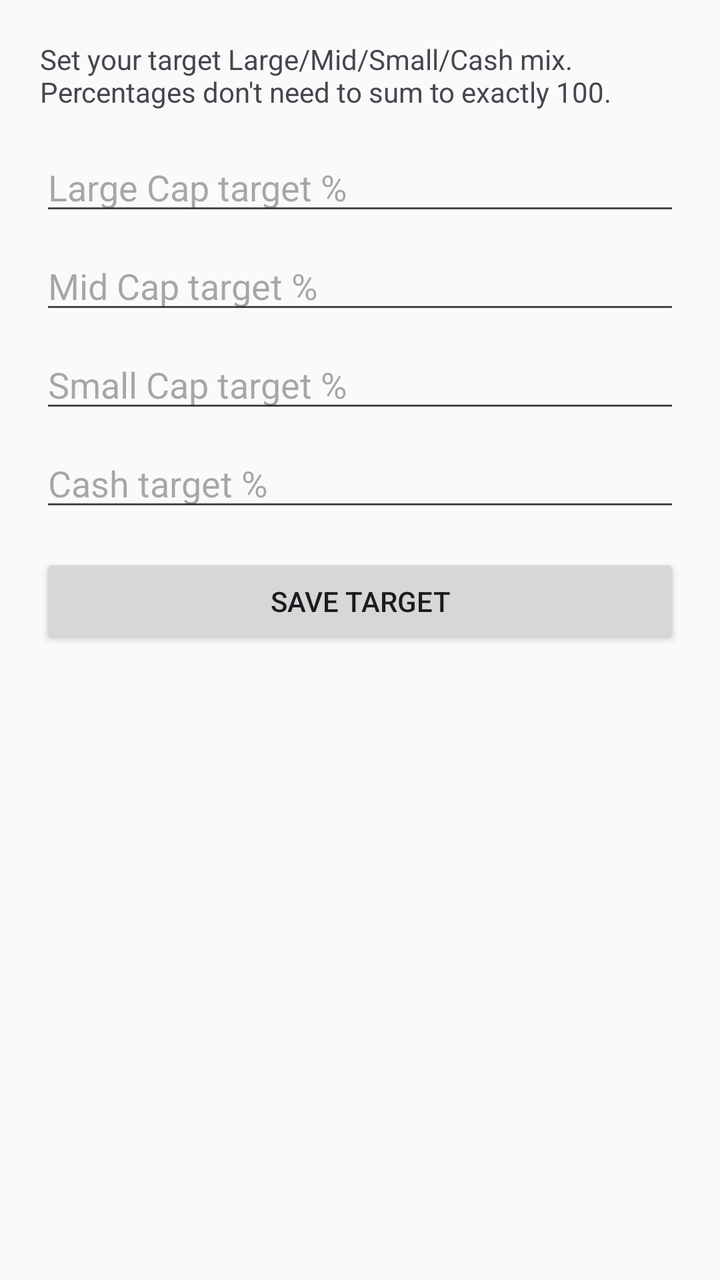
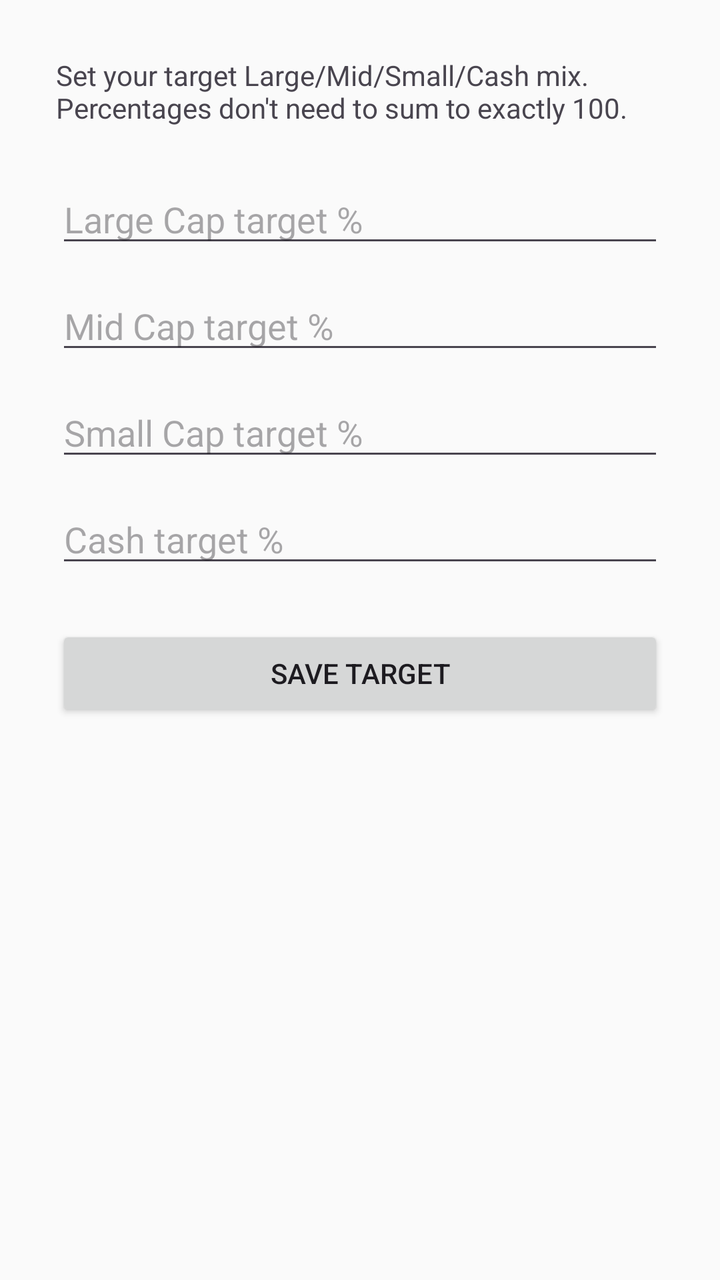

An Android layout rendered at two revisions. The XML below is the earlier revision; the diff shows what the commit changed to produce the second picture.
<!-- AndroidManifest.xml: application theme Theme.PersonalPortfolio -->
<!-- res/layout/activity_target_allocation.xml -->
<?xml version="1.0" encoding="utf-8"?>
<LinearLayout xmlns:android="http://schemas.android.com/apk/res/android"
    android:layout_width="match_parent"
    android:layout_height="match_parent"
    android:orientation="vertical"
    android:padding="20dp">

    <TextView
        android:layout_width="match_parent"
        android:layout_height="wrap_content"
        android:textSize="14sp"
        android:text="Set your target Large/Mid/Small/Cash mix. Percentages don't need to sum to exactly 100." />

    <EditText
        android:id="@+id/targetLargeInput"
        android:layout_width="match_parent"
        android:layout_height="wrap_content"
        android:layout_marginTop="16dp"
        android:hint="Large Cap target %"
        android:inputType="numberDecimal" />

    <EditText
        android:id="@+id/targetMidInput"
        android:layout_width="match_parent"
        android:layout_height="wrap_content"
        android:layout_marginTop="8dp"
        android:hint="Mid Cap target %"
        android:inputType="numberDecimal" />

    <EditText
        android:id="@+id/targetSmallInput"
        android:layout_width="match_parent"
        android:layout_height="wrap_content"
        android:layout_marginTop="8dp"
        android:hint="Small Cap target %"
        android:inputType="numberDecimal" />

    <EditText
        android:id="@+id/targetCashInput"
        android:layout_width="match_parent"
        android:layout_height="wrap_content"
        android:layout_marginTop="8dp"
        android:hint="Cash target %"
        android:inputType="numberDecimal" />

    <Button
        android:id="@+id/saveTargetButton"
        android:layout_width="match_parent"
        android:layout_height="wrap_content"
        android:layout_marginTop="16dp"
        android:text="Save Target" />

    <TextView
        android:id="@+id/targetStatusText"
        android:layout_width="match_parent"
        android:layout_height="wrap_content"
        android:layout_marginTop="12dp"
        android:textSize="14sp" />

</LinearLayout>
<!-- resources referenced by this layout -->
<resources>
  <style name="Theme.PersonalPortfolio" parent="Theme.Material3.DayNight.NoActionBar">
          <item name="colorPrimary">@color/colorPrimary</item>
          <item name="colorPrimaryVariant">@color/colorPrimaryVariant</item>
          <item name="colorOnPrimary">@color/colorOnPrimary</item>
  
          <item name="colorSecondary">@color/colorSecondary</item>
          <item name="colorOnSecondary">@color/colorOnSecondary</item>
  
          <item name="android:colorBackground">@color/colorBackground</item>
          <item name="colorOnBackground">@color/colorOnBackground</item>
  
          <item name="colorSurface">@color/colorSurface</item>
          <item name="colorOnSurface">@color/colorOnSurface</item>
  
          <item name="android:statusBarColor">@color/colorPrimaryVariant</item>
      </style>
  <color name="colorPrimary">#1B5E20</color>
  <color name="colorPrimaryVariant">#0D3B12</color>
  <color name="colorOnPrimary">#FFFFFF</color>
  <color name="colorSecondary">#00897B</color>
  <color name="colorOnSecondary">#FFFFFF</color>
  <color name="colorBackground">#FAFAFA</color>
  <color name="colorOnBackground">#1A1A1A</color>
  <color name="colorSurface">#FFFFFF</color>
  <color name="colorOnSurface">#1A1A1A</color>
</resources>

<!-- the commit's change to res/layout/activity_target_allocation.xml (unified diff, before → after) -->
@@ -3,7 +3,7 @@
     android:layout_width="match_parent"
     android:layout_height="match_parent"
     android:orientation="vertical"
-    android:padding="20dp">
+    android:padding="28dp">
 
     <TextView
         android:layout_width="match_parent"
@@ -15,7 +15,7 @@
         android:id="@+id/targetLargeInput"
         android:layout_width="match_parent"
         android:layout_height="wrap_content"
-        android:layout_marginTop="16dp"
+        android:layout_marginTop="24dp"
         android:hint="Large Cap target %"
         android:inputType="numberDecimal" />
 
@@ -23,7 +23,7 @@
         android:id="@+id/targetMidInput"
         android:layout_width="match_parent"
         android:layout_height="wrap_content"
-        android:layout_marginTop="8dp"
+        android:layout_marginTop="12dp"
         android:hint="Mid Cap target %"
         android:inputType="numberDecimal" />
 
@@ -31,7 +31,7 @@
         android:id="@+id/targetSmallInput"
         android:layout_width="match_parent"
         android:layout_height="wrap_content"
-        android:layout_marginTop="8dp"
+        android:layout_marginTop="12dp"
         android:hint="Small Cap target %"
         android:inputType="numberDecimal" />
 
@@ -39,7 +39,7 @@
         android:id="@+id/targetCashInput"
         android:layout_width="match_parent"
         android:layout_height="wrap_content"
-        android:layout_marginTop="8dp"
+        android:layout_marginTop="12dp"
         android:hint="Cash target %"
         android:inputType="numberDecimal" />
 
@@ -47,14 +47,14 @@
         android:id="@+id/saveTargetButton"
         android:layout_width="match_parent"
         android:layout_height="wrap_content"
-        android:layout_marginTop="16dp"
+        android:layout_marginTop="24dp"
         android:text="Save Target" />
 
     <TextView
         android:id="@+id/targetStatusText"
         android:layout_width="match_parent"
         android:layout_height="wrap_content"
-        android:layout_marginTop="12dp"
+        android:layout_marginTop="20dp"
         android:textSize="14sp" />
 
 </LinearLayout>
